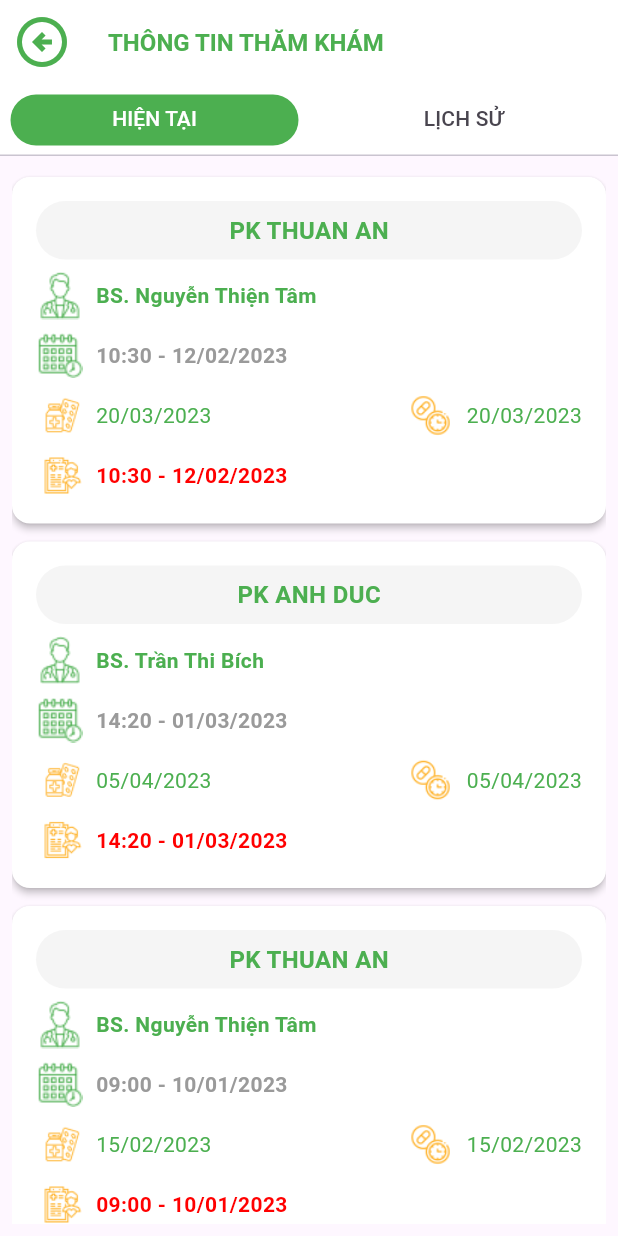
After one commit to Thien1703/DATN1, a Flutter app: the VisitInfoScreen screen opened directly, on a phone screen of 412 x 824 dp. The commit adds this screen. Run offline on Flutter 3.47's test engine with Material 3 defaults, Android fonts, the phone set to English and light mode, and no system bars; our stand-ins replace carousel_slider, smooth_page_indicator.

Commit message:
add visit_info_screen - man hinh thong tin tham kham - 2 tab: Hien tai va lich su

```diff
--- /dev/null
+++ b/devtools_options.yaml
@@ -0,0 +1,3 @@
+description: This file stores settings for Dart & Flutter DevTools.
+documentation: https://docs.flutter.dev/tools/devtools/extensions#configure-extension-enablement-states
+extensions:
--- a/lib/main.dart
+++ b/lib/main.dart
@@ -1,4 +1,5 @@
 import 'package:flutter/material.dart';
+import 'package:health_care/src/screens/Books/visit_info_screen.dart';
 import 'package:health_care/src/screens/welcome_screens.dart';
 
 void main() {
@@ -13,6 +14,7 @@ class MyApp extends StatelessWidget {
     return const MaterialApp(
       debugShowCheckedModeBanner: false,
       home: SplashScreen(),
+      // home: VisitInfoScreen(),
     );
   }
 }
--- /dev/null
+++ b/lib/src/screens/Books/visit_info_screen.dart
@@ -0,0 +1,358 @@
+import 'package:flutter/material.dart';
+
+class VisitInfoScreen extends StatefulWidget {
+  const VisitInfoScreen({super.key});
+
+  @override
+  State<VisitInfoScreen> createState() => _MyWidgetState();
+}
+
+class _MyWidgetState extends State<VisitInfoScreen> {
+//test data mẫu
+  final List<Map<String, String>> currentList = [
+    {
+      "clinic": "PK THUAN AN",
+      "doctor": "BS. Nguyễn Thiện Tâm",
+      "calendar": "10:30 - 12/02/2023",
+      "medicationDuration": "20/03/2023",
+      "schedule": "7 ngày thuốc",
+      "examination": "Tái khám 15/12/2023",
+    },
+    {
+      "clinic": "PK ANH DUC",
+      "doctor": "BS. Trần Thi Bích",
+      "calendar": "14:20 - 01/03/2023",
+      "medicationDuration": "05/04/2023",
+      "schedule": "10 ngày thuốc",
+      "examination": "Tái khám 22/11/2023",
+    },
+    {
+      "clinic": "PK THUAN AN",
+      "doctor": "BS. Nguyễn Thiện Tâm",
+      "calendar": "09:00 - 10/01/2023",
+      "medicationDuration": "15/02/2023",
+      "schedule": "5 ngày thuốc",
+      "examination": "Tái khám 30/10/2023",
+    },
+    {
+      "clinic": "PK LUCKY CARE",
+      "doctor": "BS. Hoàng Tuấn Anh",
+      "calendar": "16:00 - 25/03/2023",
+      "medicationDuration": "10/04/2023",
+      "schedule": "3 ngày thuốc",
+      "examination": "Tái khám 12/11/2023",
+    },
+    {
+      "clinic": "PK SMILE DENTAL",
+      "doctor": "BS. Đặng Lê Phương",
+      "calendar": "11:30 - 18/04/2023",
+      "medicationDuration": "01/06/2023",
+      "schedule": "8 ngày thuốc",
+      "examination": "Tái khám 05/11/2023",
+    },
+    {
+      "clinic": "PK ANH DUC",
+      "doctor": "BS. Trần Thi Bích",
+      "calendar": "15:00 - 12/05/2023",
+      "medicationDuration": "30/06/2023",
+      "schedule": "6 ngày thuốc",
+      "examination": "Tái khám 20/09/2023",
+    },
+  ];
+
+  final List<Map<String, String>> historyList = [
+    {
+      "clinic": "PK VẠN PHÁT",
+      "doctor": "BS. Nguyễn Thanh Minh",
+      "calendar": "08:30 - 05/07/2023",
+      "medicationDuration": "25/08/2023",
+      "schedule": "5 ngày thuốc",
+      "examination": "Tái khám 22/11/2023",
+    },
+    {
+      "clinic": "PK LUCKY CARE",
+      "doctor": "BS. Hoàng Tuấn Anh",
+      "calendar": "13:40 - 03/06/2023",
+      "medicationDuration": "20/07/2023",
+      "schedule": "7 ngày thuốc",
+      "examination": "Tái khám 10/10/2023",
+    },
+    {
+      "clinic": "PK THUAN AN",
+      "doctor": "BS. Nguyễn Thiện Tâm",
+      "calendar": "10:00 - 22/02/2023",
+      "medicationDuration": "10/04/2023",
+      "schedule": "4 ngày thuốc",
+      "examination": "Tái khám 18/09/2023",
+    },
+    {
+      "clinic": "PK SMILE CARE",
+      "doctor": "BS. Nguyễn Thu Hương",
+      "calendar": "14:00 - 11/04/2023",
+      "medicationDuration": "25/06/2023",
+      "schedule": "10 ngày thuốc",
+      "examination": "Tái khám 15/12/2023",
+    },
+    {
+      "clinic": "PK ANH DUC",
+      "doctor": "BS. Trần Thi Bích",
+      "calendar": "09:15 - 07/01/2023",
+      "medicationDuration": "15/03/2023",
+      "schedule": "3 ngày thuốc",
+      "examination": "Tái khám 01/10/2023",
+    },
+    {
+      "clinic": "PK SMILE DENTAL",
+      "doctor": "BS. Đặng Lê Phương",
+      "calendar": "11:20 - 25/03/2023",
+      "medicationDuration": "05/05/2023",
+      "schedule": "6 ngày thuốc",
+      "examination": "Tái khám 30/09/2023",
+    },
+  ];
+  @override
+  Widget build(BuildContext context) {
+    return DefaultTabController(
+      length: 2,
+      child: Scaffold(
+        appBar: AppBar(
+          backgroundColor: Colors.white,
+          title: Text(
+            "THÔNG TIN THĂM KHÁM",
+            style: TextStyle(
+              color: Color(0xFF4CAF50),
+              fontSize: 16,
+              fontWeight: FontWeight.bold,
+            ),
+          ),
+          leading: IconButton(
+            onPressed: () {},
+            icon: const Icon(Icons.arrow_circle_left_outlined),
+            color: Color(0xFF4CAF50),
+            iconSize: 40,
+          ),
+          bottom: TabBar(
+              indicator: ShapeDecoration(
+                color: Color(0xFF4CAF50),
+                shape: RoundedRectangleBorder(
+                    borderRadius: BorderRadius.circular(50)),
+              ),
+              indicatorSize: TabBarIndicatorSize.tab,
+              indicatorPadding: EdgeInsets.all(7),
+              labelColor: Colors.white,
+              tabs: [
+                Tab(
+                  child: Text("HIỆN TẠI"),
+                ),
+                Tab(
+                  child: Text("LỊCH SỬ"),
+                ),
+              ]),
+        ),
+        body: TabBarView(children: [
+          // Tab "HIỆN TẠI"
+          Padding(
+            padding: const EdgeInsets.all(8.0),
+            child: ListView.builder(
+                itemCount: currentList.length,
+                itemBuilder: (BuildContext context, int index) {
+                  return VisitInfoItemWidget(
+                    clinic: currentList[index]['clinic']!,
+                    doctor: currentList[index]['doctor']!,
+                    calendar: currentList[index]['calendar']!,
+                    medicationDuration: currentList[index]
+                        ['medicationDuration']!,
+                    schedule: currentList[index]['schedule']!,
+                    examination: currentList[index]['examination']!,
+                  );
+                }),
+          ),
+          // Tab "Lịch sử"
+          Padding(
+            padding: const EdgeInsets.all(8.0),
+            child: ListView.builder(
+                itemCount: currentList.length,
+                itemBuilder: (BuildContext context, int index) {
+                  return VisitInfoItemWidget(
+                    clinic: currentList[index]['clinic']!,
+                    doctor: currentList[index]['doctor']!,
+                    calendar: currentList[index]['calendar']!,
+                    medicationDuration: currentList[index]
+                        ['medicationDuration']!,
+                    schedule: currentList[index]['schedule']!,
+                    examination: currentList[index]['examination']!,
+                  );
+                }),
+          ),
+        ]),
+      ),
+    );
+  }
+}
+
+//contructor object VisitInfoItemWidget
+class VisitInfoItemWidget extends StatelessWidget {
+  final String clinic;
+  final String doctor;
+  final String calendar;
+  final String medicationDuration;
+  final String schedule;
+  final String examination;
+
+  const VisitInfoItemWidget({
+    super.key,
+    required this.clinic,
+    required this.doctor,
+    required this.calendar,
+    required this.medicationDuration,
+    required this.schedule,
+    required this.examination,
+  });
+
+  @override
+  Widget build(BuildContext context) {
+    return Card(
+      elevation: 2,
+      color: Colors.white,
+      margin: const EdgeInsets.symmetric(vertical: 6),
+      child: Padding(
+        padding: const EdgeInsets.all(16.0),
+        child: Column(
+          crossAxisAlignment: CrossAxisAlignment.start,
+          children: [
+            //tên phòng khám
+            Container(
+              padding: EdgeInsets.all(8),
+              decoration: ShapeDecoration(
+                shape: RoundedRectangleBorder(
+                  borderRadius: BorderRadius.circular(20),
+                ),
+                color: Color(0xFFF5F5F5),
+              ),
+              child: Center(
+                child: Text(
+                  clinic,
+                  style: TextStyle(
+                    fontSize: 16,
+                    fontWeight: FontWeight.bold,
+                    color: Color(0xFF4CAF50),
+                  ),
+                ),
+              ),
+            ),
+
+            SizedBox(height: 8),
+
+            Row(
+              //Bác sĩ
+              children: [
+                Image.asset(
+                  'assets/images/doctor.png',
+                  width: 32,
+                  height: 32,
+                ),
+                SizedBox(width: 8),
+                Text(
+                  doctor,
+                  style: TextStyle(
+                    fontSize: 14,
+                    fontWeight: FontWeight.bold,
+                    color: Color(0xFF4CAF50),
+                  ),
+                ),
+              ],
+            ),
+
+            SizedBox(height: 8),
+
+            Row(
+              //Lịch
+              children: [
+                Image.asset(
+                  'assets/images/calendar.png',
+                  width: 32,
+                  height: 32,
+                ),
+                SizedBox(width: 8),
+                Text(
+                  calendar,
+                  style: TextStyle(
+                    fontSize: 14,
+                    color: Color(0xFF9A9A9A),
+                    fontWeight: FontWeight.bold,
+                  ),
+                ),
+              ],
+            ),
+
+            SizedBox(height: 8),
+
+            Row(
+              mainAxisAlignment: MainAxisAlignment.spaceBetween,
+              children: [
+                Row(
+                  //Số lượng ngày uống thuốc
+                  children: [
+                    Image.asset(
+                      'assets/images/medicine-drug.png',
+                      width: 32,
+                      height: 32,
+                    ),
+                    SizedBox(width: 8),
+                    Text(
+                      medicationDuration,
+                      style: TextStyle(
+                        fontSize: 14,
+                        color: Color(0xFF4CAF50),
+                      ),
+                    ),
+                  ],
+                ),
+                Row(
+                  //Lịch trình thăm khám
+                  children: [
+                    Image.asset(
+                      'assets/images/schedule.png',
+                      width: 32,
+                      height: 32,
+                    ),
+                    SizedBox(width: 8),
+                    Text(
+                      medicationDuration,
+                      style: TextStyle(
+                        fontSize: 14,
+                        color: Color(0xFF4CAF50),
+                      ),
+                    ),
+                  ],
+                ),
+              ],
+            ),
+
+            SizedBox(height: 8),
+
+            Row(
+              //Ket quả thăm khám
+              children: [
+                Image.asset(
+                  'assets/images/examination.png',
+                  width: 32,
+                  height: 32,
+                ),
+                SizedBox(width: 8),
+                Text(
+                  calendar,
+                  style: TextStyle(
+                    fontSize: 14,
+                    color: Color(0xFFFF0000),
+                    fontWeight: FontWeight.bold,
+                  ),
+                ),
+              ],
+            ),
+          ],
+        ),
+      ),
+    );
+  }
+}
```
Also changed, not shown: assets/images/calendar.png (added), assets/images/doctor.png (added), assets/images/examination.png (added), assets/images/medicine-drug.png (added), assets/images/schedule.png (added).
